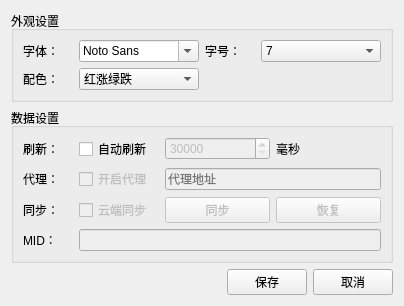
Qt form ui/fundSettingDialog.ui (xuzhonglin/FundView) before a commit.
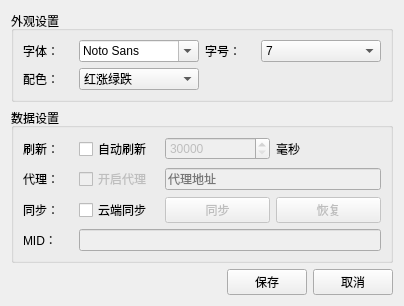
The same form after that commit.

Patch:
```diff
--- a/ui/fundSettingDialog.ui
+++ b/ui/fundSettingDialog.ui
@@ -98,7 +98,7 @@
         <item row="2" column="1">
          <widget class="QCheckBox" name="cloudSyncChb">
           <property name="enabled">
-           <bool>false</bool>
+           <bool>true</bool>
           </property>
           <property name="maximumSize">
            <size>
```
Left out of the diff: 20 changed lines with no effect on the pictures.
